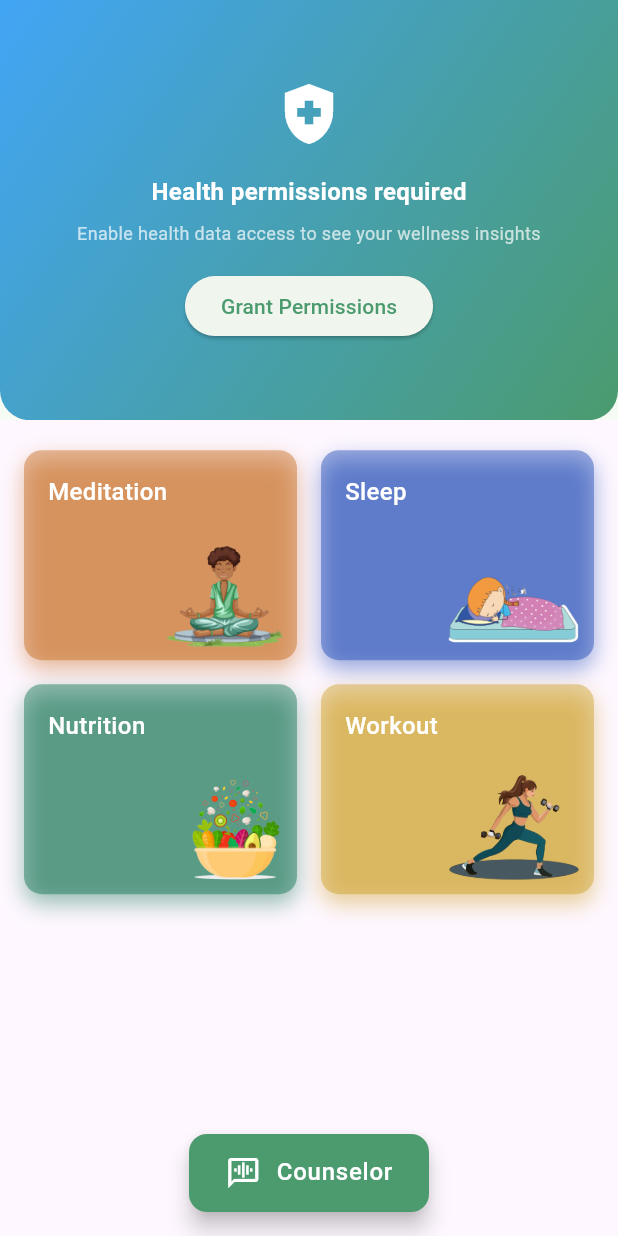
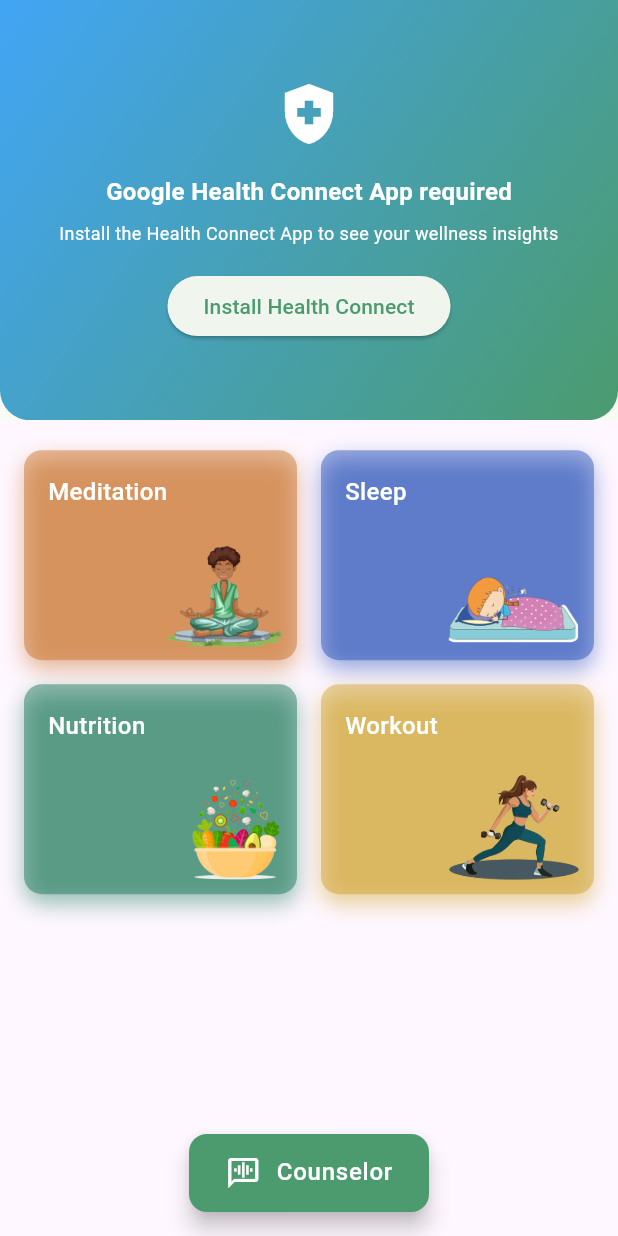
Before and after one commit to sitatec/Waico, a Flutter app: the screen it shows after launch, on a phone screen of 412 x 824 dp. Run offline on Flutter 3.47's test engine with Material 3 defaults, Android fonts, the phone set to English and light mode, and no system bars; our stand-ins replace permission_handler; missing offline and left inert: background_downloader, flutter_ai_toolkit, flutter_gemma, health.

Commit message:
Show proper message when the Health Connect app need to be installed

```diff
--- a/lib/widgets/health_dashboard.dart
+++ b/lib/widgets/health_dashboard.dart
@@ -13,6 +13,7 @@ class _HealthDashboardState extends State<HealthDashboard> {
   final Health _health = Health();
   bool _isLoading = true;
   bool _permissionsGranted = false;
+  bool _healthConnectInstalled = false;
 
   // Health data variables
   int _steps = 0;
@@ -48,9 +49,11 @@ class _HealthDashboardState extends State<HealthDashboard> {
       await Permission.activityRecognition.request();
 
       // Request health permissions
-      bool requested = await _health.requestAuthorization(_healthDataTypes);
+      bool authorized = await _health.requestAuthorization(_healthDataTypes);
 
-      if (requested) {
+      _healthConnectInstalled = await _health.isHealthConnectAvailable();
+
+      if (authorized) {
         await _fetchHealthData();
         setState(() {
           _permissionsGranted = true;
@@ -63,6 +66,7 @@ class _HealthDashboardState extends State<HealthDashboard> {
         });
       }
     } catch (e) {
+      _healthConnectInstalled = await _health.isHealthConnectAvailable();
       setState(() {
         _permissionsGranted = false;
         _isLoading = false;
@@ -153,7 +157,7 @@ class _HealthDashboardState extends State<HealthDashboard> {
       );
     }
 
-    if (!_permissionsGranted) {
+    if (!_permissionsGranted || !_healthConnectInstalled) {
       return Container(
         decoration: BoxDecoration(
           gradient: LinearGradient(
@@ -168,18 +172,23 @@ class _HealthDashboardState extends State<HealthDashboard> {
           children: [
             const Icon(Icons.health_and_safety, size: 48, color: Colors.white),
             const SizedBox(height: 16),
-            const Text(
-              'Health permissions required',
+            Text(
+              _healthConnectInstalled ? 'Health permissions required' : 'Google Health Connect App required',
               style: TextStyle(color: Colors.white, fontSize: 16, fontWeight: FontWeight.bold),
             ),
             const SizedBox(height: 8),
-            const Text(
-              'Enable health data access to see your wellness insights',
-              style: TextStyle(color: Colors.white70, fontSize: 12),
+            Text(
+              _healthConnectInstalled
+                  ? 'Enable health data access to see your wellness insights'
+                  : 'Install the Health Connect App to see your wellness insights',
+              style: TextStyle(color: Colors.white, fontSize: 12),
               textAlign: TextAlign.center,
             ),
             const SizedBox(height: 16),
-            ElevatedButton(onPressed: _initializeHealth, child: const Text('Grant Permissions')),
+            ElevatedButton(
+              onPressed: _initializeHealth,
+              child: Text(_healthConnectInstalled ? 'Grant Permissions' : 'Install Health Connect'),
+            ),
           ],
         ),
       );
```
